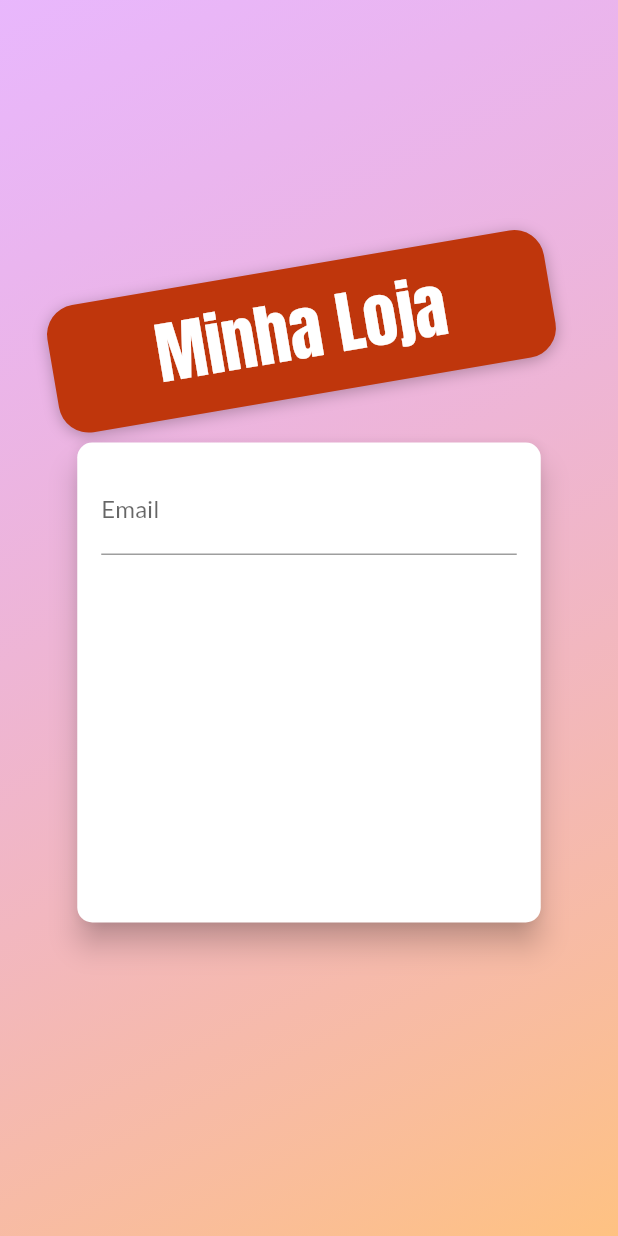
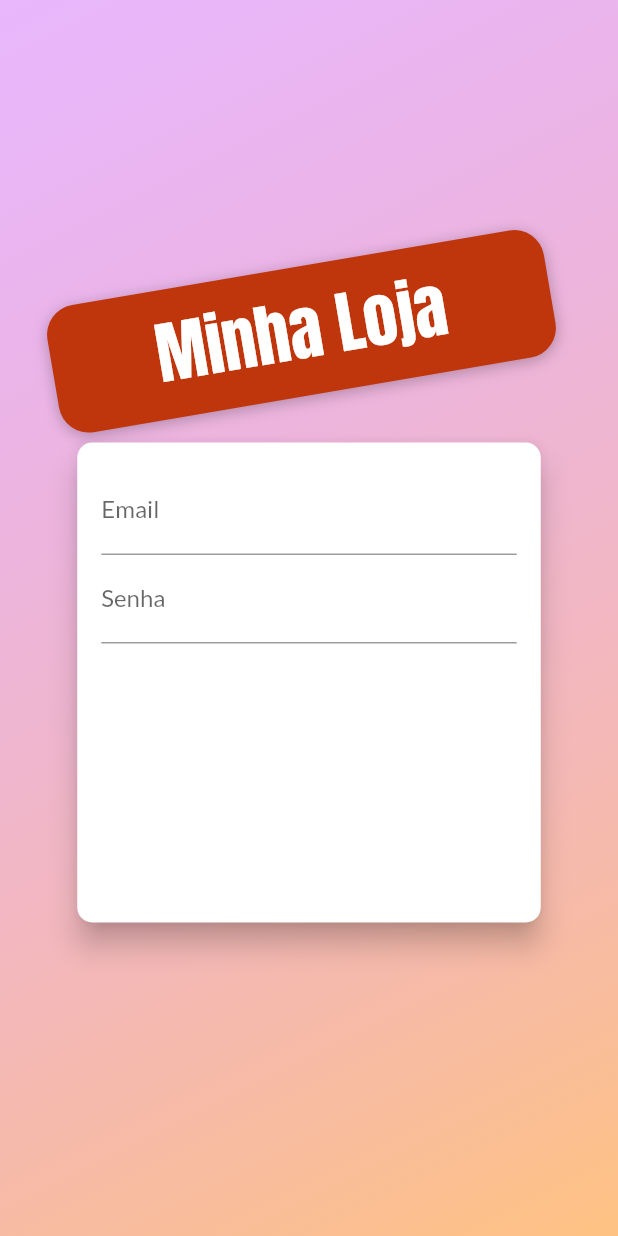
Before and after one commit to lucianopalhares/shop-flutter, a Flutter app: the screen it shows after launch, on a phone screen of 412 x 824 dp. Run offline on Flutter 3.47's test engine with Material 2 defaults, Android fonts, the phone set to English and light mode, and no system bars.

Commit message:
campo senha no form de login

```diff
--- a/lib/components/auth_form.dart
+++ b/lib/components/auth_form.dart
@@ -31,6 +31,13 @@ class _AuthFormState extends State<AuthForm> {
                   labelText: 'Email'
                 ),
                 keyboardType: TextInputType.emailAddress,
+              ),
+              TextFormField(
+                decoration: InputDecoration(
+                  labelText: 'Senha'
+                ),
+                keyboardType: TextInputType.emailAddress,
+                obscureText: true,
               )
             ],
           )
```
